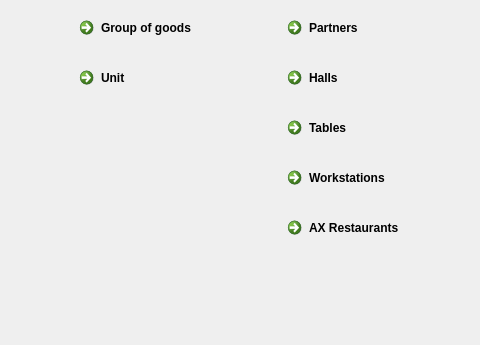
The window that FrontDesk/wdashboard.ui (End1-1/Cafe5) describes before a commit, drawn with Qt 5; both pictures show x 932 to 1412 and y 184 to 529 of the 1412 by 676 pixel window.
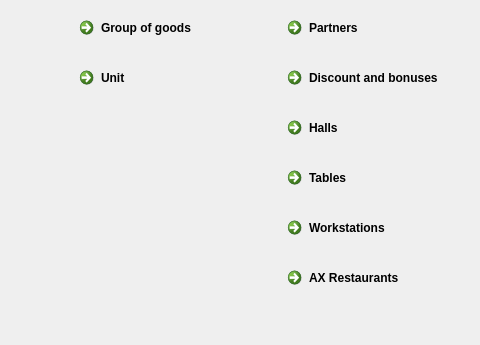
The same window after the commit. Icons and pictures are not drawn.

Diff of the .ui file:
```diff
--- a/FrontDesk/wdashboard.ui
+++ b/FrontDesk/wdashboard.ui
@@ -983,6 +983,29 @@
         </property>
        </widget>
       </item>
+      <item>
+       <widget class="QCommandLinkButton" name="commandLinkButton_8">
+        <property name="sizePolicy">
+         <sizepolicy hsizetype="Preferred" vsizetype="Preferred">
+          <horstretch>0</horstretch>
+          <verstretch>0</verstretch>
+         </sizepolicy>
+        </property>
+        <property name="cursor">
+         <cursorShape>PointingHandCursor</cursorShape>
+        </property>
+        <property name="text">
+         <string>Discount and bonuses</string>
+        </property>
+        <property name="icon">
+         <iconset resource="../resources/res.qrc">
+          <normaloff>:/workstation.png</normaloff>:/workstation.png</iconset>
+        </property>
+        <property name="form" stdset="0">
+         <string>form_discount_system</string>
+        </property>
+       </widget>
+      </item>
       <item>
        <widget class="QCommandLinkButton" name="commandLinkButton_5">
         <property name="sizePolicy">
```
